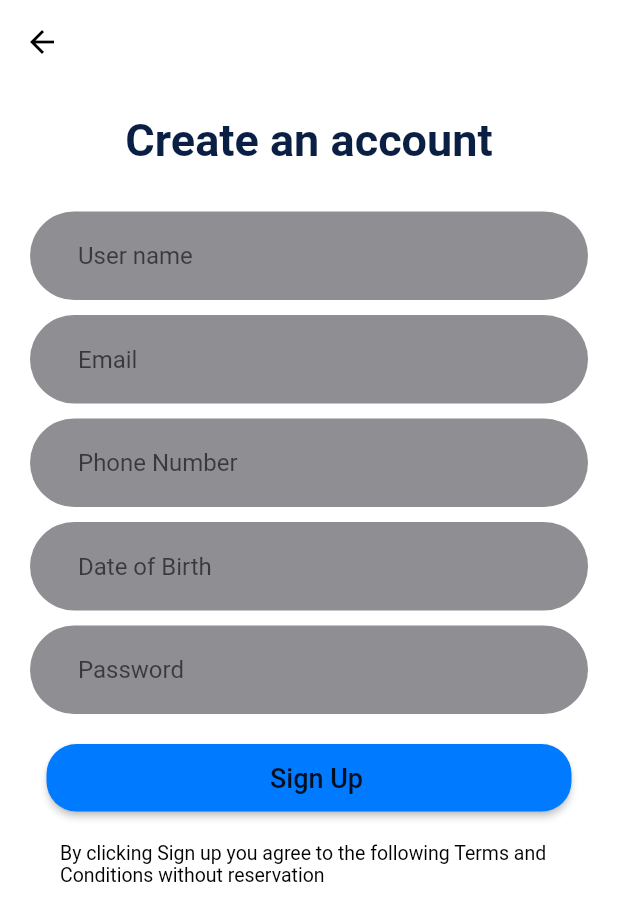
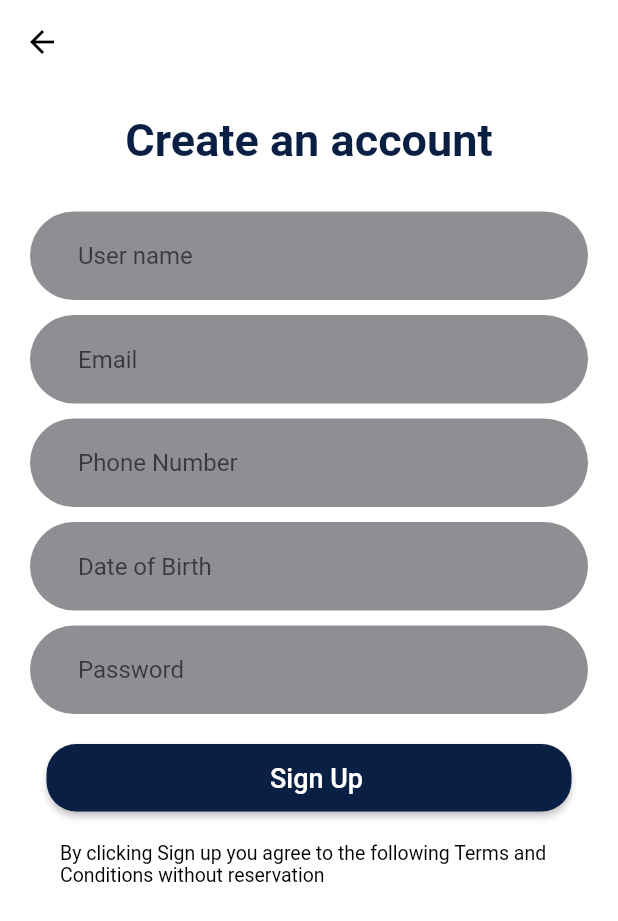
Before and after one commit to Daniek3d/delivery_flutter, a Flutter app: the SignUpPage screen opened by its route, on a phone screen of 412 x 824 dp. Shown: the top 921 px of the screen. Run offline on Flutter 3.47's test engine with Material 2 defaults, Android fonts, the phone set to English and light mode, and no system bars; our stand-ins replace flutter_swiper; network calls fail.

Commit message:
Add propieties to custom_button

```diff
--- a/lib/src/features/presentation/common/colors/colors.dart
+++ b/lib/src/features/presentation/common/colors/colors.dart
@@ -6,3 +6,5 @@ final rosa = Color.fromRGBO(255, 45, 85, 1.0);
 final bgGrey = Color.fromRGBO(247, 248, 250, 1.0);
 final accentColor = Color.fromRGBO(255, 140, 0, 1.0);
 final bgInputs = Color.fromRGBO(142, 142, 147, 1.2);
+final orange = Color.fromRGBO(255, 140, 0, 1.0);
+final fbButtonColor = Color.fromRGBO(0, 122, 255, 1.0);
--- a/lib/src/features/presentation/common/widgets/custom_button.dart
+++ b/lib/src/features/presentation/common/widgets/custom_button.dart
@@ -1,18 +1,21 @@
 import 'package:flutter/material.dart';
 
-Widget customButton({
-  BuildContext context,
-  @required onPressed,
-  String text = 'Log In',
-  size,
-  String image = '',
-  @required Color colorBackGround,
-  @required Color colorText,
-}) {
+Widget customButton(
+    {BuildContext context,
+    @required onPressed,
+    String text = '',
+    size,
+    String image = '',
+    ImageProvider<Object> icon,
+    @required Color colorBackGround,
+    @required Color colorText,
+    double width = 350.0,
+    double height = 45,
+    double radius = 20.0}) {
   return Container(
-    margin: EdgeInsets.only(top: 20.0),
-    width: 350.0,
-    height: 45.0,
+    margin: EdgeInsets.only(top: radius),
+    width: width,
+    height: height,
     child: RaisedButton(
       onPressed: onPressed,
       shape: RoundedRectangleBorder(
@@ -20,9 +23,9 @@ Widget customButton({
       ),
       color: colorBackGround,
       child: Row(mainAxisAlignment: MainAxisAlignment.center, children: [
-        image.isNotEmpty
+        (image.isNotEmpty || icon != null)
             ? Image(
-                image: AssetImage(image),
+                image: icon != null ? icon : AssetImage(image),
                 width: 30.0,
                 height: 30.0,
               )
--- a/lib/src/features/presentation/common/widgets/show_alert.dart
+++ b/lib/src/features/presentation/common/widgets/show_alert.dart
@@ -49,6 +49,8 @@ Future showAlert(
               customButton(
                   context: context,
                   text: textButton,
+                  colorText: Colors.white,
+                  colorBackGround: Theme.of(context).accentColor,
                   onPressed: onPresed != null
                       ? () {
                           Navigator.pushNamed(context, navigateTo);
--- a/lib/src/features/presentation/forgot_password_page/View/forgot_password_page.dart
+++ b/lib/src/features/presentation/forgot_password_page/View/forgot_password_page.dart
@@ -39,6 +39,8 @@ class ForgotPasswordPage extends StatelessWidget {
               customButton(
                   context: context,
                   text: 'Send',
+                  colorText: Colors.white,
+                  colorBackGround: Theme.of(context).primaryColor,
                   onPressed: () {
                     showAlert(
                         context: context,
--- a/lib/src/features/presentation/login_page/View/login_page.dart
+++ b/lib/src/features/presentation/login_page/View/login_page.dart
@@ -59,6 +59,9 @@ class LoginPage extends StatelessWidget {
                       _passwordInput(),
                       customButton(
                           context: context,
+                          colorText: Colors.white,
+                          text: 'Log In',
+                          colorBackGround: Theme.of(context).accentColor,
                           onPressed: () {
                             Navigator.pushNamed(context, 'tabs');
                           }),
--- a/lib/src/features/presentation/sign_up_page/View/sign_up_page.dart
+++ b/lib/src/features/presentation/sign_up_page/View/sign_up_page.dart
@@ -29,7 +29,12 @@ class SignUpPage extends StatelessWidget {
               _phoneNameInput(context),
               _dateOfBitrhInput(context),
               _passwordInput(context),
-              customButton(context: context, text: 'Sign Up', onPressed: () {}),
+              customButton(
+                  context: context,
+                  text: 'Sign Up',
+                  colorText: Colors.white,
+                  colorBackGround: Theme.of(context).primaryColor,
+                  onPressed: () {}),
               Container(
                 padding: EdgeInsets.symmetric(horizontal: 20.0, vertical: 20.0),
                 child: Text(
```
Also changed, not shown: lib/src/features/presentation/welcome_page/View/welcome_page.dart (+2 -26 lines).
